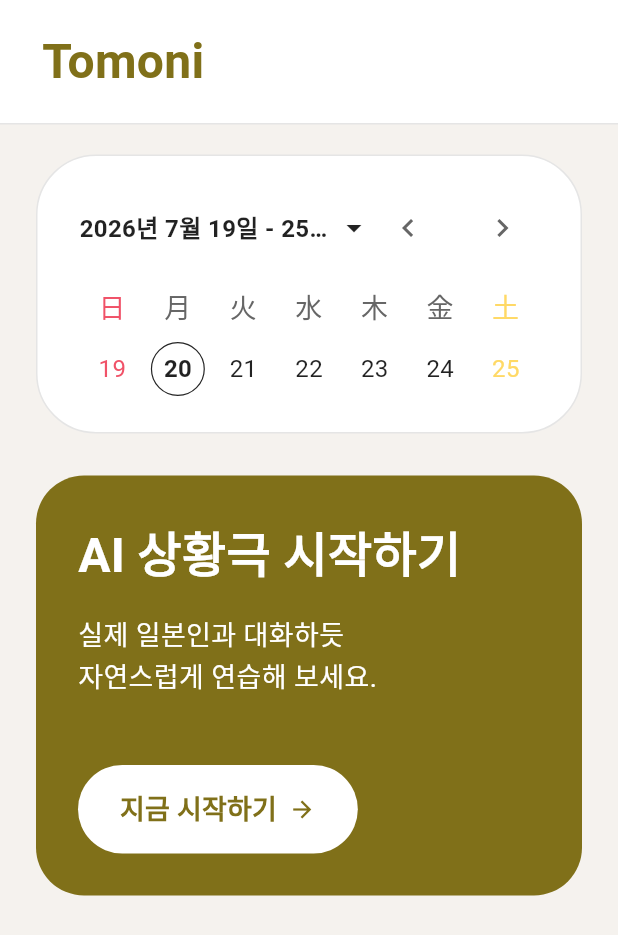
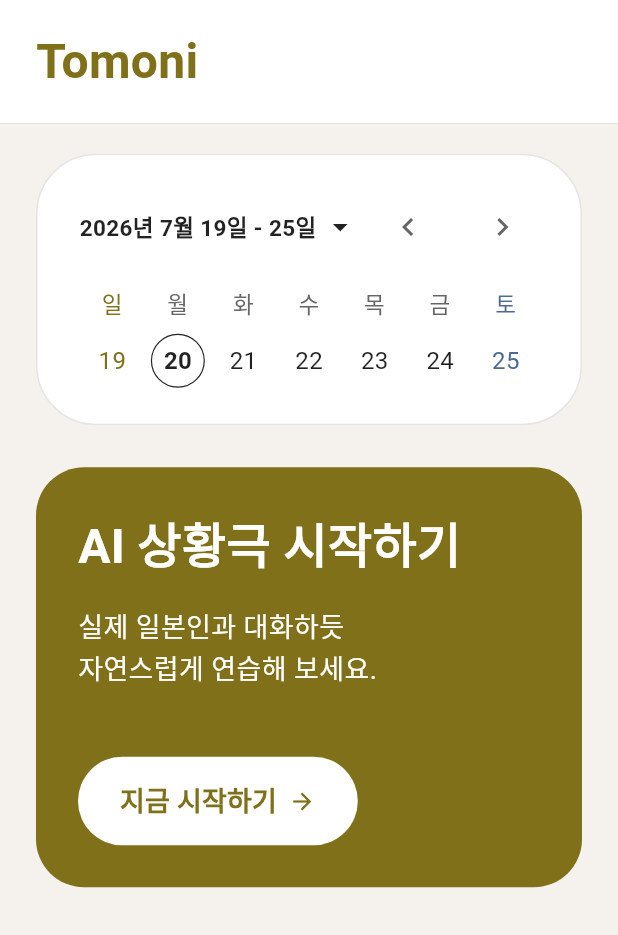
Before and after one commit to OJS-dev-code/Tomoni, a Flutter app: the HomePage screen opened directly, on a phone screen of 412 x 824 dp. Shown: the top 935 px of the screen. Run offline on Flutter 3.47's test engine with Material 3 defaults, Android fonts, the phone set to English and light mode, and no system bars; our stand-ins replace firebase_auth, firebase_core, flutter_svg, just_audio, permission_handler, web; missing offline and left inert: dart:js_interop, record; accounts and stored records are empty; network calls fail.

Commit message:
디자인 통일

```diff
--- a/lib/screens/home/home_page.dart
+++ b/lib/screens/home/home_page.dart
@@ -33,12 +33,14 @@ class HomePage extends StatelessWidget {
           children: [
             Container(
               width: double.infinity,
-              padding: const EdgeInsets.symmetric(horizontal: 28, vertical: 18),
+              padding: const EdgeInsets.symmetric(horizontal: 24, vertical: 18),
               decoration: const BoxDecoration(
                 color: Colors.white,
                 border: Border(
-                  bottom: BorderSide(color: Color(0xFFE5E5E5)),
-                ),
+                  bottom: BorderSide(
+                    color: AppColors.border,
+                    width: 0.5,
+                  ),                ),
               ),
               child: const Align(
                 alignment: Alignment.centerLeft,
--- a/lib/screens/scenario/scenario_topic_page.dart
+++ b/lib/screens/scenario/scenario_topic_page.dart
@@ -171,7 +171,6 @@ class _ScenarioTopicPageState extends State<ScenarioTopicPage> {
                 ...recommendations.asMap().entries.map(
                       (entry) => _buildTopicCard(
                         entry.value,
-                        prefix: "(${entry.key + 1})",
                       ),
                     ),
                 const SizedBox(height: 32),
--- a/lib/screens/setup/steps/step1_widget.dart
+++ b/lib/screens/setup/steps/step1_widget.dart
@@ -148,7 +148,7 @@ class _Step1WidgetState extends State<Step1Widget> {
             color: isSelected
                 ? AppColors.deepYellow
                 : Colors.transparent,
-            width: isSelected? 2 : 1,
+            width: 1.5,
           ),
         ),
         child: Column(
--- a/lib/screens/setup/steps/step2_widget.dart
+++ b/lib/screens/setup/steps/step2_widget.dart
@@ -91,7 +91,7 @@ class _Step2WidgetState extends State<Step2Widget> {
                           color: isSelected
                               ? AppColors.deepYellow
                               : Colors.transparent,
-                          width: isSelected ? 2 : 1,
+                          width: 1.5,
                         ),
                       ),
                       child: Row(
--- a/lib/screens/setup/steps/step3_widget.dart
+++ b/lib/screens/setup/steps/step3_widget.dart
@@ -51,7 +51,7 @@ class _Step3WidgetState extends State<Step3Widget> {
                       borderRadius: BorderRadius.circular(12),
                       border: Border.all(
                         color: isSelected ? AppColors.deepYellow : Colors.transparent,
-                        width: isSelected ? 2 : 1,
+                        width: 1.5,
                       ),
                     ),
                     child: Row(
--- a/lib/widgets/chat_bubble.dart
+++ b/lib/widgets/chat_bubble.dart
@@ -110,7 +110,7 @@ class _ChatBubbleState extends State<ChatBubble> {
                         padding: const EdgeInsets.only(bottom: 2), // 밑줄과의 간격
                         decoration: const BoxDecoration(
                           border: Border(
-                            bottom: BorderSide(color: AppColors.egyptianBlue, width: 0.8),
+                            bottom: BorderSide(color: AppColors.deepBrown, width: 0.8),
                           ),
                         ),
                         child: const Text(
--- a/lib/widgets/custom_selectable_chip.dart
+++ b/lib/widgets/custom_selectable_chip.dart
@@ -33,7 +33,7 @@ class CustomSelectableChip extends StatelessWidget {
             color: isSelected
                 ? AppColors.deepYellow
                 : Colors.transparent,
-            width: 2,
+            width: 1.5,
           ),
         ),
         child: Row(
--- a/lib/widgets/direct_input_field.dart
+++ b/lib/widgets/direct_input_field.dart
@@ -43,7 +43,7 @@ class DirectInputField extends StatelessWidget {
                 borderRadius: BorderRadius.circular(12),
                 borderSide: const BorderSide(
                   color: AppColors.deepYellow,
-                  width: 2,
+                  width: 1.5,
                 ),
               ),
             ),
--- a/lib/widgets/home_calendar.dart
+++ b/lib/widgets/home_calendar.dart
@@ -201,7 +201,7 @@ class _CalendarHeader extends StatelessWidget {
   @override
   Widget build(BuildContext context) {
     const headerStyle = TextStyle(
-      fontSize: 16,
+      fontSize: 15,
       fontWeight: FontWeight.bold,
       color: Colors.black87,
     );
@@ -263,7 +263,7 @@ class _WeekCalendarRow extends StatelessWidget {
 
   @override
   Widget build(BuildContext context) {
-    const weekDays = ['日', '月', '火', '水', '木', '金', '土'];
+    const weekDays = ['일', '월', '화', '수', '목', '금', '토'];
     final today = DateTime.now();
 
     return Column(
@@ -271,13 +271,13 @@ class _WeekCalendarRow extends StatelessWidget {
         Row(
           children: weekDays.map((day) {
             Color textColor = AppColors.darkGrey;
-            if (day == '日') textColor = AppColors.pinkyRed;
-            if (day == '土') textColor = AppColors.primary;
+            if (day == '일') textColor = AppColors.deepYellow;
+            if (day == '토') textColor = AppColors.navy;
             return Expanded(
               child: Text(
                 day,
                 textAlign: TextAlign.center,
-                style: TextStyle(fontSize: 18, color: textColor),
+                style: TextStyle(fontSize: 15, color: textColor),
               ),
             );
           }).toList(),
@@ -302,11 +302,11 @@ class _WeekCalendarRow extends StatelessWidget {
 
             Color? noteColor;
             if (noteCount == 1) {
-              noteColor = AppColors.pastelGreen;
+              noteColor = const Color(0xFFF8F2D9);
             } else if (noteCount == 2) {
-              noteColor = AppColors.pastelYellow;
+              noteColor = const Color(0xFFF1E2A3);
             } else if (noteCount >= 3) {
-              noteColor = AppColors.heavyYellow;
+              noteColor = const Color(0xFFE8D27A);
             }
 
             return Expanded(
@@ -330,9 +330,9 @@ class _WeekCalendarRow extends StatelessWidget {
                         fontSize: 16,
                         fontWeight: isToday ? FontWeight.bold : FontWeight.normal,
                         color: holiday
-                            ? AppColors.pinkyRed
+                            ? AppColors.deepYellow
                             : (current.weekday == 6
-                                ? AppColors.primary
+                                ? AppColors.navy
                                 : Colors.black87),
                       ),
                     ),
--- a/lib/widgets/scenario_widgets.dart
+++ b/lib/widgets/scenario_widgets.dart
@@ -25,7 +25,7 @@ class ScenarioPageLayout extends StatelessWidget {
       body: SingleChildScrollView(
         padding: const EdgeInsets.symmetric(
           horizontal: 24,
-          vertical: 16,
+          vertical: 18,
         ),
         child: Column(
           children: [
--- a/lib/widgets/selectable_chip.dart
+++ b/lib/widgets/selectable_chip.dart
@@ -29,7 +29,7 @@ class SelectableChip extends StatelessWidget {
             color: isSelected
                 ? AppColors.deepYellow
                 : Colors.transparent,
-            width: 2,
+            width: 1.5,
           ),
         ),
         child: Text(
--- a/lib/widgets/top_loading_bar.dart
+++ b/lib/widgets/top_loading_bar.dart
@@ -20,7 +20,7 @@ class TopLoadingBar extends StatelessWidget {
       child: LinearProgressIndicator(
         backgroundColor: backgroundColor ?? AppColors.lightGrey1,
         valueColor: AlwaysStoppedAnimation<Color>(
-          valueColor ?? AppColors.primary,
+          valueColor ?? AppColors.deepYellow,
         ),
         minHeight: 3,
       ),
```
Also changed, not shown: lib/screens/scenario/scenario_chat_page.dart (+8 -13 lines).
